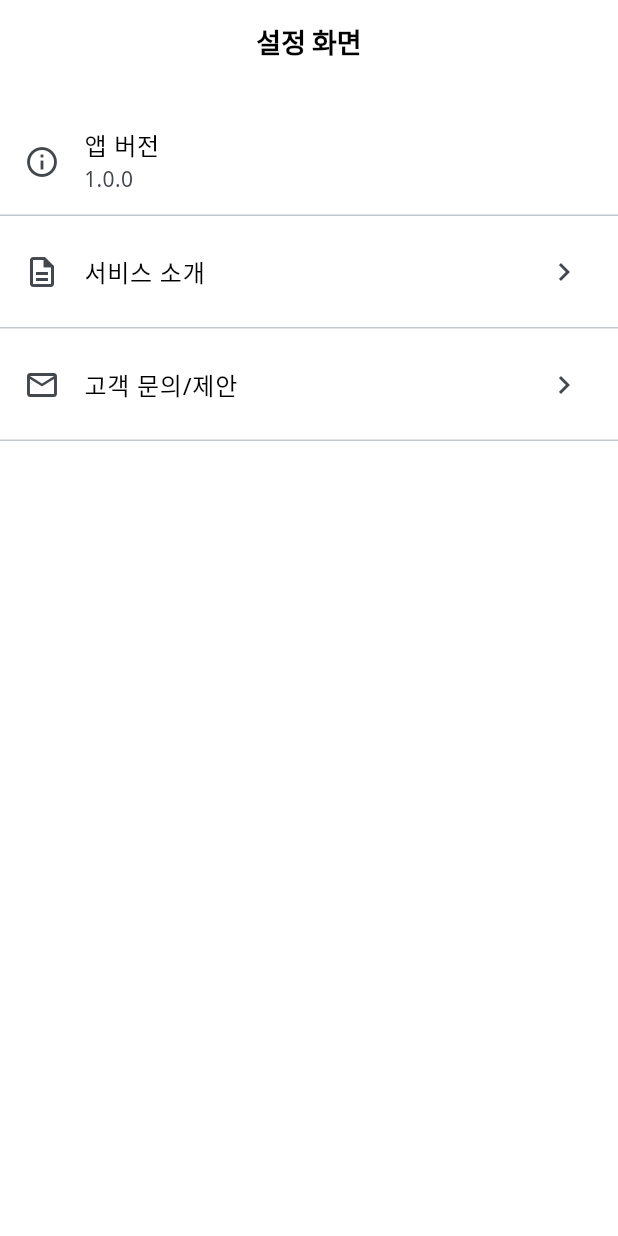
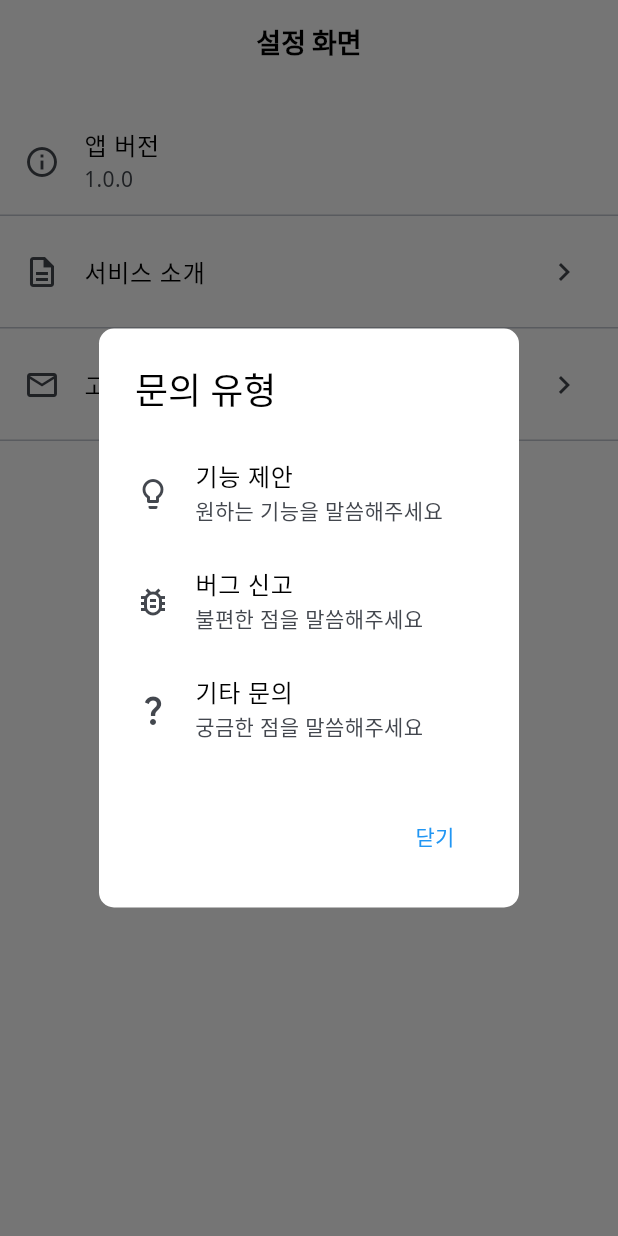
Before and after one commit to daegon0130/baseapp, a Flutter app: the SettingsScreen screen opened by its route, after a tap on "고객 문의/제안", on a phone screen of 412 x 824 dp. Run offline on Flutter 3.47's test engine with Material 3 defaults, Android fonts, the phone set to English and light mode, and no system bars; our stand-ins replace flutter_dotenv, flutter_native_splash, go_router, google_fonts, package_info_plus.

Commit message:
feat: Add customer inquiry

```diff
--- a/lib/main.dart
+++ b/lib/main.dart
@@ -1,11 +1,13 @@
 import 'package:baseapp/router.dart';
 import 'package:baseapp/theme/app_theme.dart';
 import 'package:flutter/material.dart';
+import 'package:flutter_dotenv/flutter_dotenv.dart';
 import 'package:flutter_native_splash/flutter_native_splash.dart';
 
 void main() async {
   WidgetsBinding widgetsBinding = WidgetsFlutterBinding.ensureInitialized();
 
+  await dotenv.load(fileName: ".env");
   // 스플래시 화면 유지
   FlutterNativeSplash.preserve(widgetsBinding: widgetsBinding);
 
--- a/lib/screens/settings_screen.dart
+++ b/lib/screens/settings_screen.dart
@@ -1,7 +1,17 @@
+import 'dart:io';
+
+import 'package:baseapp/clients/discord_webhook.dart';
+import 'package:baseapp/widget/feedback_dialog.dart';
 import 'package:flutter/material.dart';
+import 'package:go_router/go_router.dart';
+import 'package:package_info_plus/package_info_plus.dart';
 
 class SettingsScreen extends StatelessWidget {
   const SettingsScreen({super.key});
+
+  Future<PackageInfo> _getPackageInfo() async {
+    return await PackageInfo.fromPlatform();
+  }
 
   @override
   Widget build(BuildContext context) {
@@ -13,7 +23,12 @@ class SettingsScreen extends StatelessWidget {
           ListTile(
             leading: Icon(Icons.info_outline),
             title: Text('앱 버전'),
-            subtitle: Text('1.0.0'), // TODO: 앱 버전 표시
+            subtitle: FutureBuilder(
+              future: _getPackageInfo(),
+              builder: (context, snapshot) {
+                return Text(snapshot.data?.version ?? '불러오는 중...');
+              },
+            ),
           ),
           Divider(height: 0),
           ListTile(
@@ -22,7 +37,37 @@ class SettingsScreen extends StatelessWidget {
             title: Text('서비스 소개'),
             trailing: Icon(Icons.chevron_right),
             onTap: () {
-              // TODO: 서비스 소개 페이지로 이동
+              showDialog(
+                context: context,
+                builder: (context) => AlertDialog(
+                  title: Text("서비스 소개"),
+                  backgroundColor: Colors.white,
+                  shape: RoundedRectangleBorder(
+                    borderRadius: BorderRadius.circular(10),
+                  ),
+                  content: Column(
+                    mainAxisSize: MainAxisSize.min,
+                    crossAxisAlignment: CrossAxisAlignment.start,
+                    children: [
+                      SizedBox(height: 8),
+                      Text("서비스 한 줄 소개를 입력해주세요."),
+                      SizedBox(height: 12),
+                      Text("이 서비스의 목적을 입력해주세요."),
+                      SizedBox(height: 12),
+                      Text("사용자의 다음 행동을 제안해주세요."),
+                      SizedBox(height: 8),
+                    ],
+                  ),
+                  actions: [
+                    TextButton(
+                      onPressed: () {
+                        context.pop();
+                      },
+                      child: Text("확인"),
+                    ),
+                  ],
+                ),
+              );
             },
           ),
           Divider(height: 0),
@@ -31,8 +76,88 @@ class SettingsScreen extends StatelessWidget {
             leading: Icon(Icons.mail_outline),
             title: Text('고객 문의/제안'),
             trailing: Icon(Icons.chevron_right),
-            onTap: () {
+            onTap: () async {
               // TODO: 고객 문의/제안 페이지로 이동
+              // 1단계: 문의 유형 선택 (기능 제안, 버그 신고, 기타 문의)
+              // 2단계: 문의 내용 입력
+              // 3단계: 사용자가 답변 받을 이메일 입력 (선택사항)
+
+              final feedback = await FeedbackDialog.show(context);
+              if (feedback == null) {
+                return;
+              }
+
+              // 마지막 사용자로부터 받은 메시지를 디스코드로 전송
+              // 1. 타이틀
+              // 문의 카테고리, 앱 이름, 앱 버전
+              final packageInfo = await _getPackageInfo();
+              final title =
+                  '${feedback['category']} :: ${packageInfo.appName} ${packageInfo.version}';
+              // 기능 제안 :: Baseapp 1.0.0
+
+              // 2. 메시지
+              // 문의 내용 + 기기 정보 + 이메일
+              final deviceInfo =
+                  '${Platform.operatingSystem} ${Platform.operatingSystemVersion}';
+              String message = '💬 ${feedback['message']}';
+              message +=
+                  '\n\n📨 ${feedback['email']!.isNotEmpty ? feedback['email'] : '제공하지 않음'}';
+              message += '\n\n💻 $deviceInfo';
+
+              // 3. 우선순위
+              // 문의 카테고리에 따라 스위치 문으로 우선순위 지정
+              final priority = switch (feedback['category']) {
+                '기능 제안' => Priority.medium,
+                '버그 신고' => Priority.high,
+                _ => Priority.low,
+              };
+
+              // 메시지 전송
+              await DiscordWebhookClient().sendMessage(
+                title: title,
+                message: message,
+                priority: priority,
+              );
+
+              // 전송 성공 다이얼로그 표시
+              if (context.mounted) {
+                showDialog(
+                  context: context,
+                  builder: (context) => AlertDialog(
+                    backgroundColor: Colors.white,
+                    shape: RoundedRectangleBorder(
+                      borderRadius: BorderRadius.circular(10),
+                    ),
+                    content: Column(
+                      mainAxisSize: MainAxisSize.min,
+                      crossAxisAlignment: CrossAxisAlignment.start,
+                      children: [
+                        SizedBox(height: 16),
+                        Text(
+                          '문의가 성공적으로 전송되었습니다!',
+                          style: TextStyle(
+                            fontSize: 18,
+                            fontWeight: FontWeight.bold,
+                          ),
+                        ),
+                        SizedBox(height: 8),
+                        Text(
+                          '보내주신 의견 덕분에 앱이 더 좋아질 거예요. 정말 감사합니다!\n\n혹시 앱이 마음에 드신다면, 스토어에 리뷰 한 줄도 남겨주세요! 앱 제작에 정말 큰 힘이 됩니다 😊',
+                          style: TextStyle(fontSize: 14),
+                        ),
+                      ],
+                    ),
+                    actions: [
+                      TextButton(
+                        onPressed: () {
+                          Navigator.pop(context);
+                        },
+                        child: Text('확인'),
+                      ),
+                    ],
+                  ),
+                );
+              }
             },
           ),
           Divider(height: 0),
--- /dev/null
+++ b/lib/widget/feedback_dialog.dart
@@ -0,0 +1,227 @@
+import 'package:flutter/material.dart';
+
+class FeedbackDialog extends StatefulWidget {
+  const FeedbackDialog({super.key});
+
+  static Future<Map<String, String>?> show(BuildContext context) {
+    return showDialog<Map<String, String>>(
+      context: context,
+      builder: (context) => FeedbackDialog(),
+    );
+  }
+
+  @override
+  State<FeedbackDialog> createState() => _FeedbackDialogState();
+}
+
+class _FeedbackDialogState extends State<FeedbackDialog> {
+  int _currentStep = 0;
+  String _category = '기능 제안';
+  String? _messageError;
+  String? _emailError;
+  final _messageController = TextEditingController();
+  final _emailController = TextEditingController();
+
+  // 타이틀 가져오기
+  String _getTitle() {
+    switch (_currentStep) {
+      case 0:
+        return '문의 유형';
+      case 1:
+        return '내용 입력';
+      case 2:
+        return '이메일 주소 (선택 사항)';
+      default:
+        return '';
+    }
+  }
+
+  // // 컨텐츠 가져오기
+  Widget _buildContent() {
+    switch (_currentStep) {
+      case 0:
+        return _buildCategoryStepContent();
+      case 1:
+        return _buildMessageStepContent();
+      case 2:
+        return _buildEmailStepContent();
+      default:
+        return SizedBox();
+    }
+  }
+
+  Widget _buildCategoryStepContent() {
+    return Column(
+      mainAxisSize: MainAxisSize.min,
+      children: [
+        ListTile(
+          contentPadding: EdgeInsets.zero,
+          leading: Icon(Icons.lightbulb_outline),
+          title: Text('기능 제안'),
+          subtitle: Text('원하는 기능을 말씀해주세요'),
+          onTap: () {
+            setState(() {
+              _category = '기능 제안';
+              _currentStep++;
+            });
+          },
+        ),
+        ListTile(
+          contentPadding: EdgeInsets.zero,
+          leading: Icon(Icons.bug_report_outlined),
+          title: Text('버그 신고'),
+          subtitle: Text('불편한 점을 말씀해주세요'),
+          onTap: () {
+            setState(() {
+              _category = '버그 신고';
+              _currentStep++;
+            });
+          },
+        ),
+        ListTile(
+          contentPadding: EdgeInsets.zero,
+          leading: Icon(Icons.question_mark_outlined),
+          title: Text('기타 문의'),
+          subtitle: Text('궁금한 점을 말씀해주세요'),
+          onTap: () {
+            setState(() {
+              _category = '기타 문의';
+              _currentStep++;
+            });
+          },
+        ),
+      ],
+    );
+  }
+
+  Widget _buildMessageStepContent() {
+    return Column(
+      mainAxisSize: MainAxisSize.min,
+      children: [
+        TextField(
+          controller: _messageController,
+          autofocus: true,
+          maxLength: 300,
+          maxLines: 4,
+          keyboardType: TextInputType.multiline,
+          decoration: InputDecoration(
+            hintText:
+                '예시) 앱을 실행하면 화면이 깜빡이고 검은 화면이 나타납니다. 앱을 재시작해도 동일한 문제가 발생합니다.',
+            hintStyle: TextStyle(color: Colors.grey),
+            errorText: _messageError,
+          ),
+        ),
+      ],
+    );
+  }
+
+  Widget _buildEmailStepContent() {
+    return Column(
+      mainAxisSize: MainAxisSize.min,
+      children: [
+        TextField(
+          controller: _emailController,
+          autofocus: true,
+          maxLength: 100,
+          keyboardType: TextInputType.emailAddress,
+          decoration: InputDecoration(
+            hintText: 'example@email.com',
+            hintStyle: TextStyle(color: Colors.grey),
+            errorText: _emailError,
+          ),
+        ),
+        SizedBox(height: 16),
+        Text(
+          '답변을 받으시려면 이메일 주소를 입력해주세요. 이메일 주소는 답변 용도 외에 사용되지 않습니다',
+          style: TextStyle(color: Colors.grey),
+        ),
+      ],
+    );
+  }
+
+  // // 액션 가져오기
+  List<Widget> _buildActions() {
+    switch (_currentStep) {
+      case 0:
+        return _buildCategoryStepActions();
+      case 1:
+        return _buildMessageStepActions();
+      case 2:
+        return _buildEmailStepActions();
+      default:
+        return [];
+    }
+  }
+
+  List<Widget> _buildCategoryStepActions() {
+    return [
+      TextButton(onPressed: () => Navigator.pop(context), child: Text('닫기')),
+    ];
+  }
+
+  List<Widget> _buildMessageStepActions() {
+    return [
+      TextButton(
+        onPressed: () => setState(() {
+          _currentStep--;
+        }),
+        child: Text('이전'),
+      ),
+      TextButton(
+        onPressed: () {
+          final message = _messageController.text.trim();
+          if (message.length < 5) {
+            setState(() {
+              _messageError = '5자 이상 입력해주세요';
+            });
+            return;
+          }
+          setState(() {
+            _messageError = null;
+            _currentStep++;
+          });
+        },
+        child: Text('다음'),
+      ),
+    ];
+  }
+
+  List<Widget> _buildEmailStepActions() {
+    return [
+      TextButton(
+        onPressed: () => setState(() {
+          _currentStep--;
+        }),
+        child: Text('이전'),
+      ),
+      TextButton(
+        onPressed: () {
+          final email = _emailController.text.trim();
+          if (email.isNotEmpty && !email.contains('@')) {
+            setState(() {
+              _emailError = '올바른 이메일 주소를 입력해주세요';
+            });
+            return;
+          }
+          Navigator.pop(context, {
+            'category': _category,
+            'message': _messageController.text.trim(),
+            'email': _emailController.text.trim(),
+          });
+        },
+        child: Text('제출'),
+      ),
+    ];
+  }
+
+  @override
+  Widget build(BuildContext context) {
+    return AlertDialog(
+      backgroundColor: Colors.white,
+      shape: RoundedRectangleBorder(borderRadius: BorderRadius.circular(10)),
+      title: Text(_getTitle()),
+      content: _buildContent(),
+      actions: _buildActions(),
+    );
+  }
+}
--- a/pubspec.yaml
+++ b/pubspec.yaml
@@ -18,6 +18,8 @@ dependencies:
   google_fonts: ^6.1.0
   permission_handler: ^11.3.0
   intl: ^0.19.0
+  package_info_plus: ^8.3.0
+  http: ^1.4.0
 
 # flutter_native_splash 패키지를 사용하여 스플래시 화면을 구성합니다.
 # color는 스플래시 화면의 배경색을 지정하며 흰색("#FFFFFF")으로 설정되어 있습니다.
@@ -66,3 +68,4 @@ flutter:
   uses-material-design: true
   assets:
     - assets/icons/
+    - .env
```
Also changed, not shown: lib/clients/discord_webhook.dart (added, +46 -0 lines), pubspec.lock, 14 other files.
